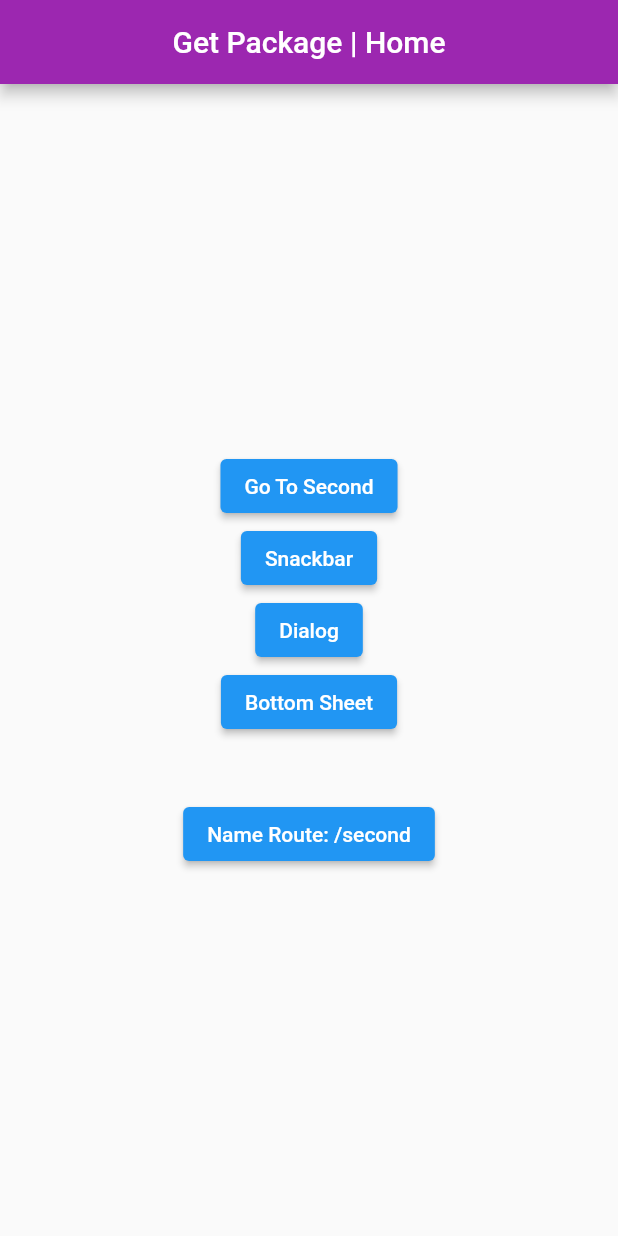
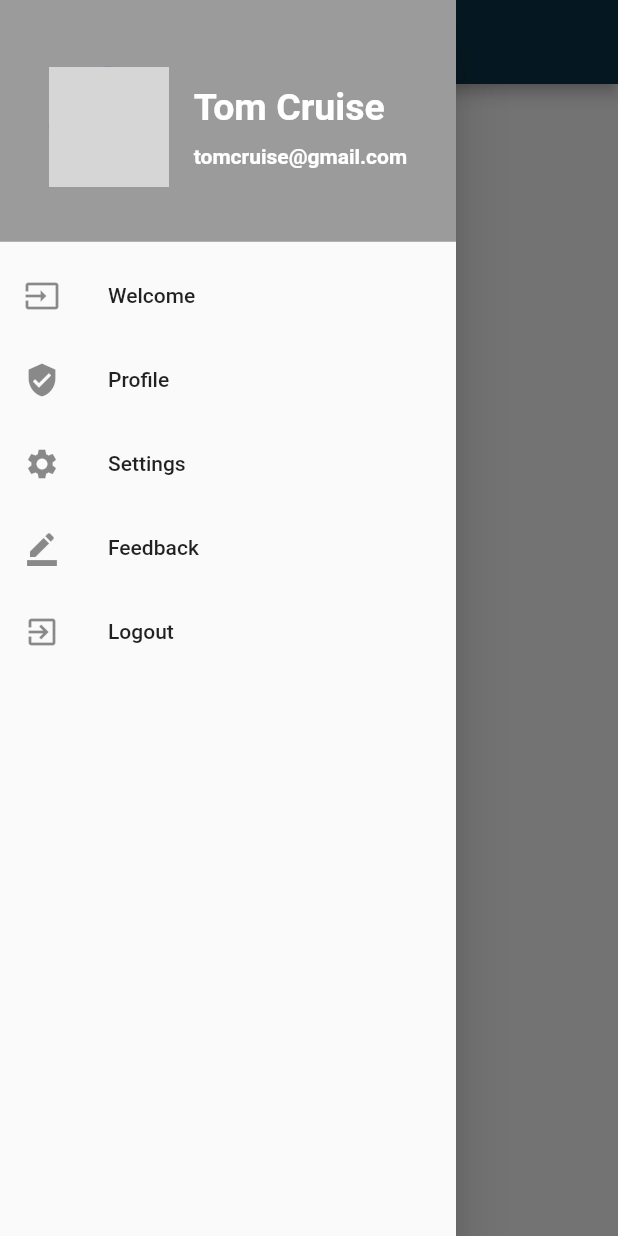
Before and after one commit to Andybabic/Elsab-Flutter-Learn-Project, a Flutter app: the screen it shows after launch, with the side drawer open (before the commit the screen has no drawer), on a phone screen of 412 x 824 dp. Run offline on Flutter 3.47's test engine with Material 2 defaults, Android fonts, the phone set to English and light mode, and no system bars; our stand-ins replace get; network calls fail; grey boxes are pictures that could not be loaded.

```diff
--- /dev/null
+++ b/lib/components/navBar.dart
@@ -0,0 +1,75 @@
+import 'package:flutter/material.dart';
+
+class MainMenu extends StatelessWidget {
+  @override
+  Widget build(BuildContext context) {
+    return Drawer(
+      child: ListView(
+        padding: EdgeInsets.zero,
+        children: <Widget>[
+          DrawerHeader(
+            decoration: BoxDecoration(
+              color: Colors.black38,
+            ),
+            child: Row(
+              mainAxisAlignment: MainAxisAlignment.spaceEvenly,
+              children: <Widget>[
+                CircleAvatar(
+                  backgroundImage: NetworkImage(
+                      'https://elsab.at/upload/17508/mitglieder/Babic%20Andreas%20375.jpg'),
+                  radius: 40.0,
+                ),
+                Column(
+                  mainAxisAlignment: MainAxisAlignment.center,
+                  crossAxisAlignment: CrossAxisAlignment.start,
+                  children: <Widget>[
+                    Text(
+                      'Tom Cruise',
+                      style: TextStyle(
+                          fontWeight: FontWeight.bold,
+                          color: Colors.white,
+                          fontSize: 25.0),
+                    ),
+                    SizedBox(height: 10.0),
+                    Text(
+                      'tomcruise@gmail.com',
+                      style: TextStyle(
+                          fontWeight: FontWeight.bold,
+                          color: Colors.white,
+                          fontSize: 14.0),
+                    ),
+                  ],
+                )
+              ],
+            ),
+          ),
+          ListTile(
+            leading: Icon(Icons.input),
+            title: Text('Welcome'),
+            onTap: () => {},
+          ),
+          ListTile(
+            leading: Icon(Icons.verified_user),
+            title: Text('Profile'),
+            onTap: () => {Navigator.of(context).pop()},
+          ),
+          ListTile(
+            leading: Icon(Icons.settings),
+            title: Text('Settings'),
+            onTap: () => {Navigator.of(context).pop()},
+          ),
+          ListTile(
+            leading: Icon(Icons.border_color),
+            title: Text('Feedback'),
+            onTap: () => {Navigator.of(context).pop()},
+          ),
+          ListTile(
+            leading: Icon(Icons.exit_to_app),
+            title: Text('Logout'),
+            onTap: () => {Navigator.of(context).pop()},
+          ),
+        ],
+      ),
+    );
+  }
+}
--- a/lib/main.dart
+++ b/lib/main.dart
@@ -5,19 +5,21 @@ import 'package:elsab/screens/home.dart';
 import 'package:elsab/screens/second.dart';
 import 'package:elsab/screens/third.dart';
 
-
+//let run main app
 void main() {
   runApp(MyApp());
 }
 
+// my app load screen/home.dart with navigation using GetX
 class MyApp extends StatelessWidget {
   @override
   Widget build(BuildContext context) {
     return GetMaterialApp(
+
       home: Home(),
       theme: ThemeData(
-        accentColor: Colors.purpleAccent,
-        primaryColor: Colors.purple,
+        accentColor: Colors.redAccent,
+        primaryColor: Color(0xFF0B3449),
       ),
       getPages: [
         GetPage(name: '/', page: () => Home()),
--- a/lib/screens/home.dart
+++ b/lib/screens/home.dart
@@ -1,6 +1,7 @@
 import 'package:flutter/material.dart';
 import 'package:get/get.dart';
 import 'package:elsab/screens/second.dart';
+import 'package:elsab/components/navBar.dart';
 
 class Home extends StatelessWidget {
   goToNext() {
@@ -51,9 +52,9 @@ class Home extends StatelessWidget {
   @override
   Widget build(BuildContext context) {
     return Scaffold(
+      drawer: MainMenu(),
       appBar: AppBar(
-        title: Text("Get Package | Home"),
-        centerTitle: true,
+        title: Text('Home'),
       ),
       body: Center(
         child: Column(
--- a/pubspec.yaml
+++ b/pubspec.yaml
@@ -50,6 +50,8 @@ flutter:
   # assets:
   #   - images/a_dot_burr.jpeg
   #   - images/a_dot_ham.jpeg
+  assets:
+    - assets/images/cover.jpg
 
   # An image asset can refer to one or more resolution-specific "variants", see
   # https://flutter.dev/assets-and-images/#resolution-aware.
```
Also changed, not shown: assets/images/cover.jpg (added), 1 other file.
